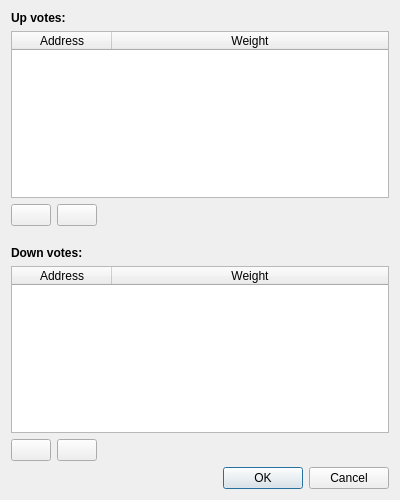
The window that src/qt/forms/reputationvotedialog.ui (CoinGame/BCEShadow) describes before a commit, drawn with Qt 5.
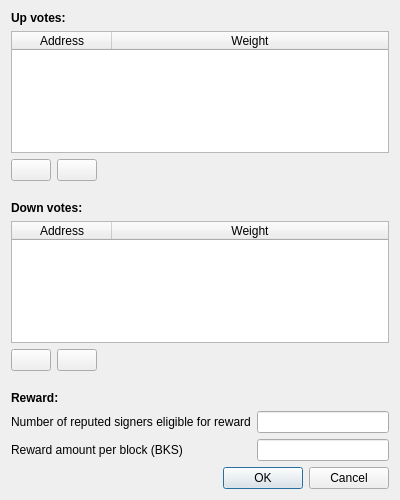
The same window after the commit. Icons and pictures are not drawn.

Commit message: Reputed signer reward

The edit to the form file:
```diff
--- a/src/qt/forms/reputationvotedialog.ui
+++ b/src/qt/forms/reputationvotedialog.ui
@@ -188,6 +188,77 @@
      </item>
     </layout>
    </item>
+   <item>
+    <spacer name="verticalSpacer_2">
+     <property name="orientation">
+      <enum>Qt::Vertical</enum>
+     </property>
+     <property name="sizeType">
+      <enum>QSizePolicy::Fixed</enum>
+     </property>
+     <property name="sizeHint" stdset="0">
+      <size>
+       <width>20</width>
+       <height>14</height>
+      </size>
+     </property>
+    </spacer>
+   </item>
+   <item>
+    <layout class="QVBoxLayout" name="verticalLayout_4">
+     <item>
+      <widget class="QLabel" name="label_3">
+       <property name="font">
+        <font>
+         <weight>75</weight>
+         <bold>true</bold>
+        </font>
+       </property>
+       <property name="text">
+        <string>Reward:</string>
+       </property>
+      </widget>
+     </item>
+     <item>
+      <layout class="QFormLayout" name="formLayout">
+       <item row="0" column="0">
+        <widget class="QLabel" name="label_4">
+         <property name="text">
+          <string>Number of reputed signers eligible for reward</string>
+         </property>
+        </widget>
+       </item>
+       <item row="1" column="0">
+        <widget class="QLabel" name="label_5">
+         <property name="text">
+          <string>Reward amount per block (BKS)</string>
+         </property>
+        </widget>
+       </item>
+       <item row="1" column="1">
+        <widget class="QLineEdit" name="signerReward">
+         <property name="toolTip">
+          <string>Leave blank to vote to keep the current value</string>
+         </property>
+         <property name="alignment">
+          <set>Qt::AlignRight|Qt::AlignTrailing|Qt::AlignVCenter</set>
+         </property>
+        </widget>
+       </item>
+       <item row="0" column="1">
+        <widget class="QLineEdit" name="eligibleSignerCount">
+         <property name="toolTip">
+          <string>Leave blank to vote to keep the current value</string>
+         </property>
+         <property name="alignment">
+          <set>Qt::AlignRight|Qt::AlignTrailing|Qt::AlignVCenter</set>
+         </property>
+        </widget>
+       </item>
+      </layout>
+     </item>
+    </layout>
+   </item>
    <item>
     <widget class="QDialogButtonBox" name="buttonBox">
      <property name="orientation">
```
The commit also changes 20 other files.
